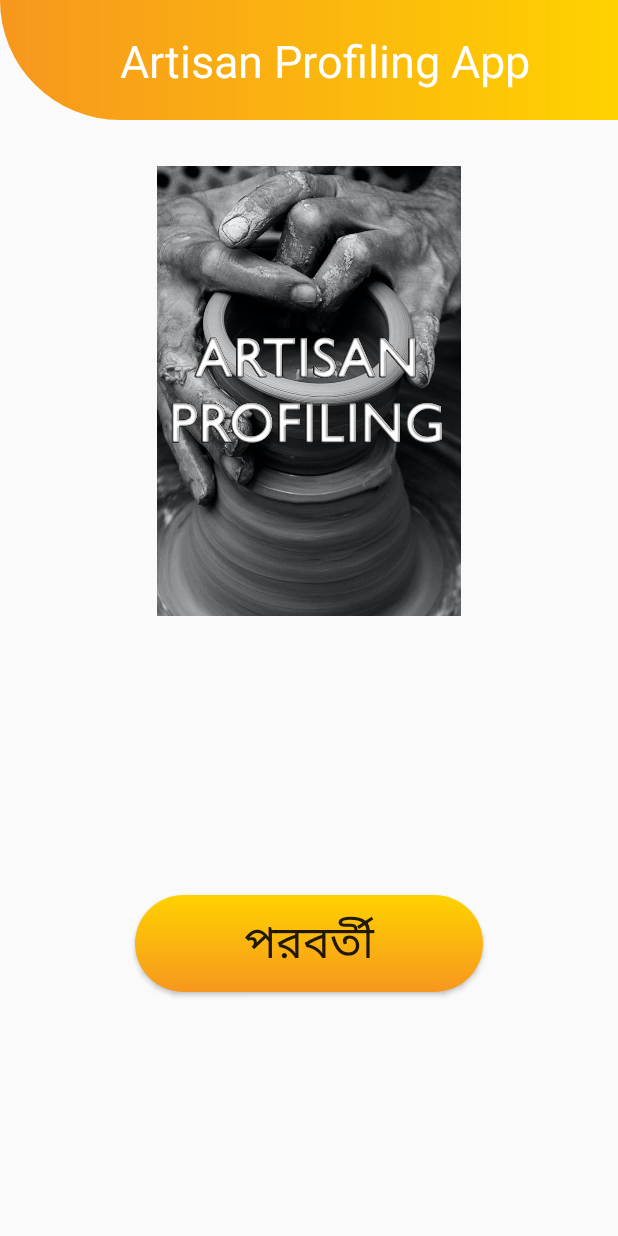
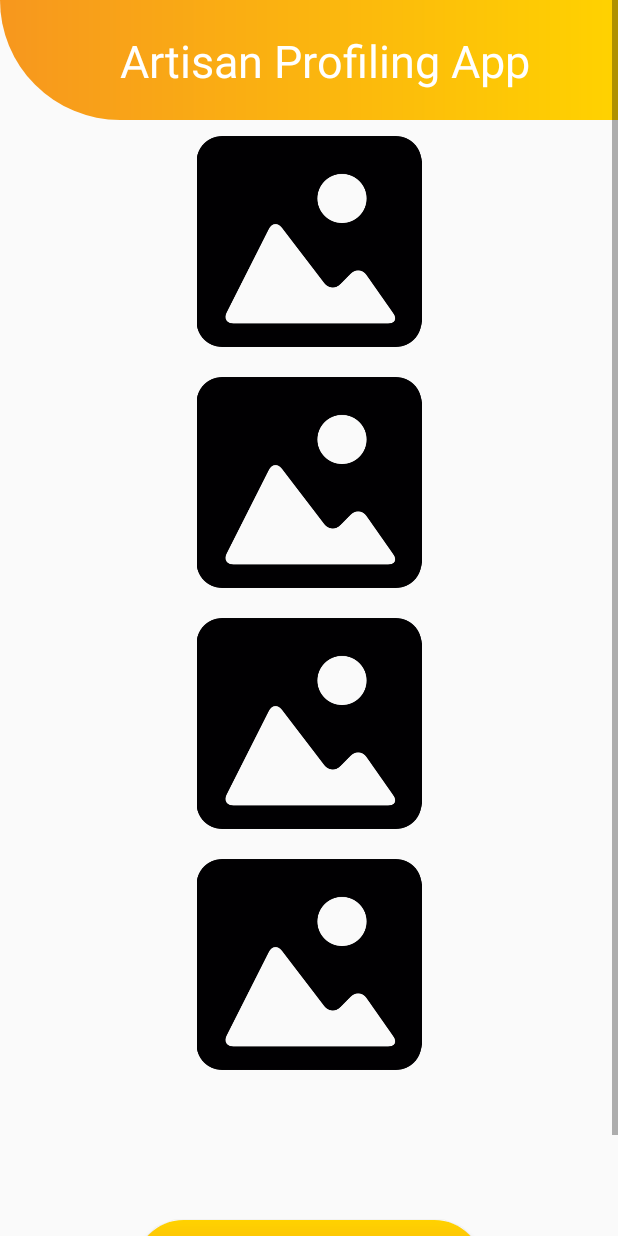
Before and after one commit to deysarkarswarup/Artisan-Profiling-App-1, an Android app: the Insert_image_instructionActivity screen opened directly, with no data from a screen before it, on a phone screen of 412 x 824 dp. Run offline under Robolectric (Android 15) with nearby library versions, the phone set to English and light mode, and no system bars.

Commit message:
Image View Added

```diff
--- a/app/src/main/res/layout/activity_insert_image_instruction.xml
+++ b/app/src/main/res/layout/activity_insert_image_instruction.xml
@@ -30,24 +30,55 @@
         android:textColor="@color/Heading"
         />
     <ImageView
+        android:id="@+id/img1"
         android:layout_width="wrap_content"
-        android:layout_height="300dp"
-        android:src="@drawable/bg"
-        android:layout_marginTop="50dp"
-        android:layout_marginBottom="50dp"
+        android:layout_height="150dp"
+        android:src="@drawable/picture"
+        android:layout_marginTop="25dp"
+        android:layout_marginBottom="5dp"
         android:layout_marginStart="20dp"
         android:layout_marginEnd="20dp"
         />
-    <TextView
+    <ImageView
+        android:id="@+id/img2"
+        android:layout_width="wrap_content"
+        android:layout_height="150dp"
+        android:src="@drawable/picture"
         android:layout_marginTop="5dp"
+        android:layout_marginBottom="5dp"
+        android:layout_marginStart="20dp"
+        android:layout_marginEnd="20dp"
+        />
+    <ImageView
+        android:id="@+id/img3"
         android:layout_width="wrap_content"
-        android:layout_height="wrap_content"
+        android:layout_height="150dp"
+        android:src="@drawable/picture"
+        android:layout_marginTop="5dp"
+        android:layout_marginBottom="5dp"
+        android:layout_marginStart="20dp"
+        android:layout_marginEnd="20dp"
+        />
+    <ImageView
+        android:id="@+id/img4"
+        android:layout_width="wrap_content"
+        android:layout_height="150dp"
+        android:src="@drawable/picture"
+        android:layout_marginTop="5dp"
+        android:layout_marginBottom="5dp"
+        android:layout_marginStart="20dp"
+        android:layout_marginEnd="20dp"
+        />
+<!--    <TextView-->
+<!--        android:layout_marginTop="5dp"-->
+<!--        android:layout_width="wrap_content"-->
+<!--        android:layout_height="wrap_content"-->
 
-        android:textSize="30sp"
-        android:paddingLeft="80dp"
-        android:paddingRight="20dp"
-        android:textColor="@color/textColor"
-        />
+<!--        android:textSize="30sp"-->
+<!--        android:paddingLeft="80dp"-->
+<!--        android:paddingRight="20dp"-->
+<!--        android:textColor="@color/textColor"-->
+<!--        />-->
 
     <Button
         android:id="@+id/submitBtn"
```
Also changed, not shown: 1 other file.
